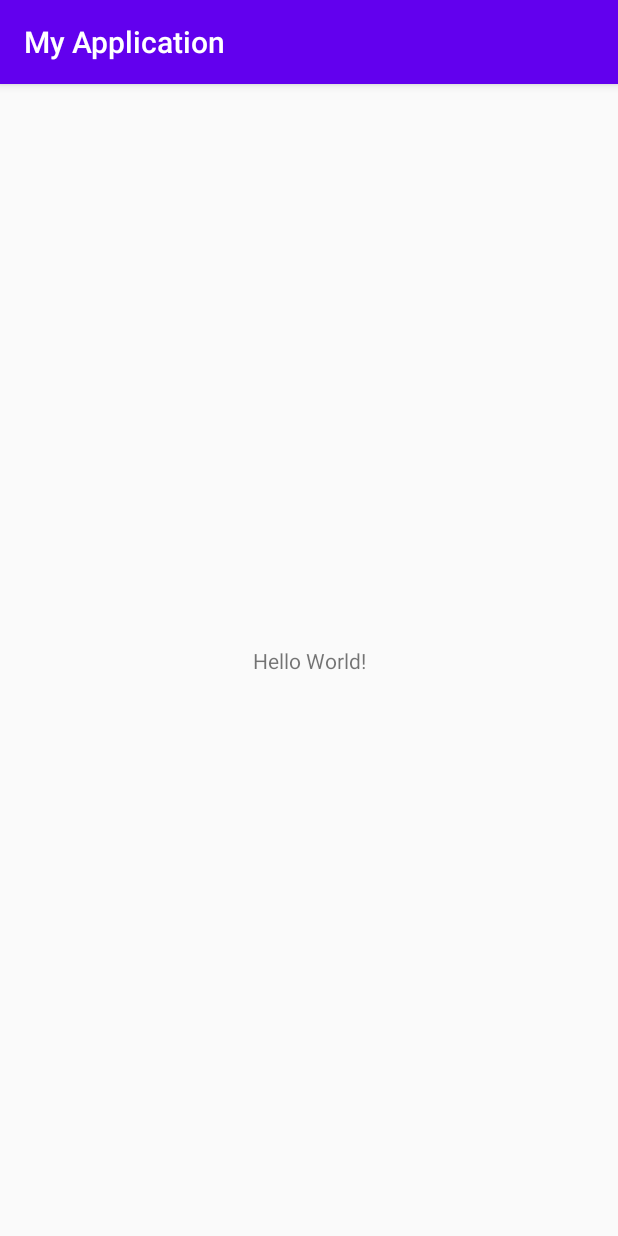
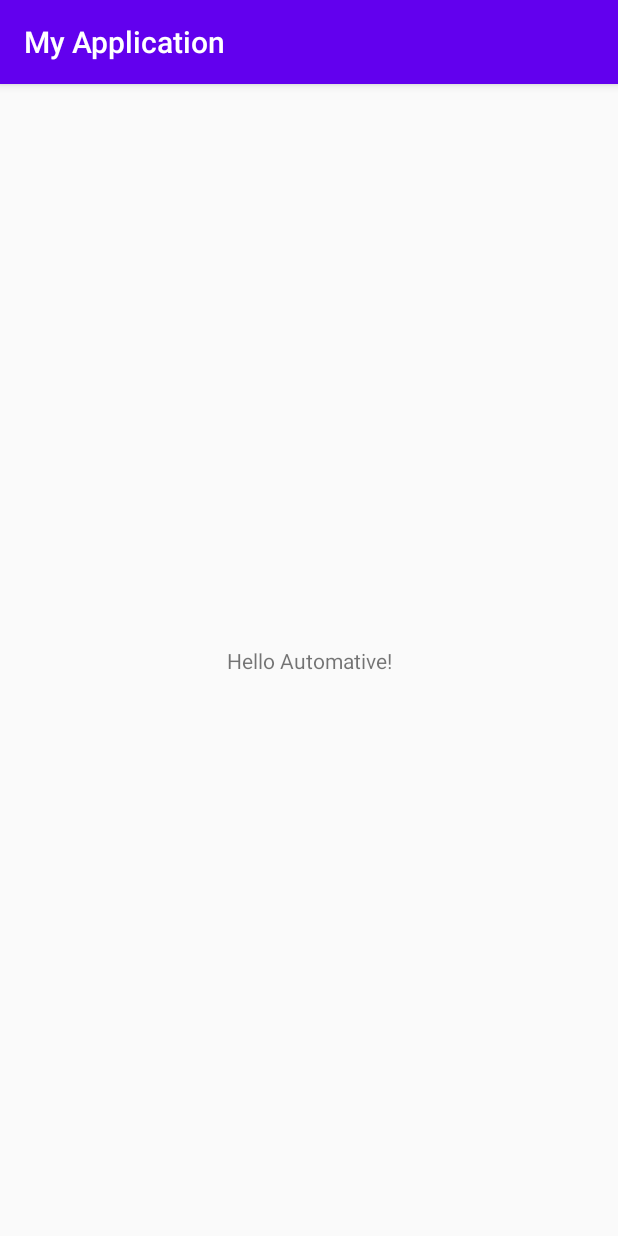
Before and after one commit to alvAro365/GoogleAutomative-Boilerplate, an Android app: the screen it shows after launch (MainActivity), on a phone screen of 412 x 824 dp. Run offline under Robolectric (Android 15) with nearby library versions, the phone set to English and light mode, and no system bars.

Commit message:
update content

```diff
--- a/mobile/src/main/res/layout/activity_main.xml
+++ b/mobile/src/main/res/layout/activity_main.xml
@@ -9,7 +9,7 @@
     <TextView
         android:layout_width="wrap_content"
         android:layout_height="wrap_content"
-        android:text="Hello World!"
+        android:text="Hello Automative!"
         app:layout_constraintBottom_toBottomOf="parent"
         app:layout_constraintLeft_toLeftOf="parent"
         app:layout_constraintRight_toRightOf="parent"
```
